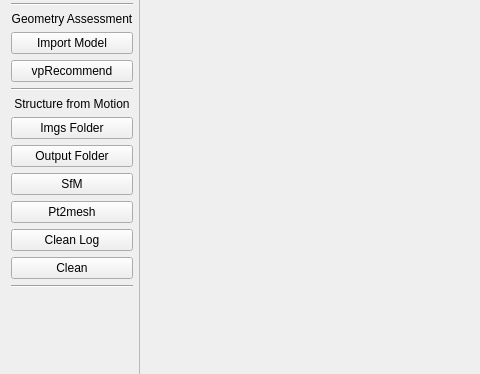
Above: mainwindow.ui from h005/vpRecommendation before the change; both pictures show x 0 to 480 and y 120 to 494 of the 1224 by 646 pixel window. Below: the same form after it.
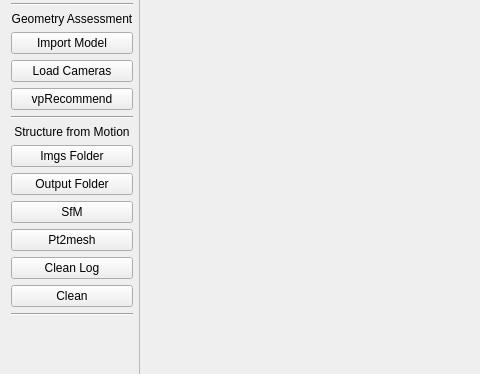
That is the form after the change.

```diff
--- a/mainwindow.ui
+++ b/mainwindow.ui
@@ -74,6 +74,13 @@
         </property>
        </widget>
       </item>
+      <item>
+       <widget class="QPushButton" name="loadCameras">
+        <property name="text">
+         <string>Load Cameras</string>
+        </property>
+       </widget>
+      </item>
       <item>
        <widget class="QPushButton" name="recommend">
         <property name="text">
```
